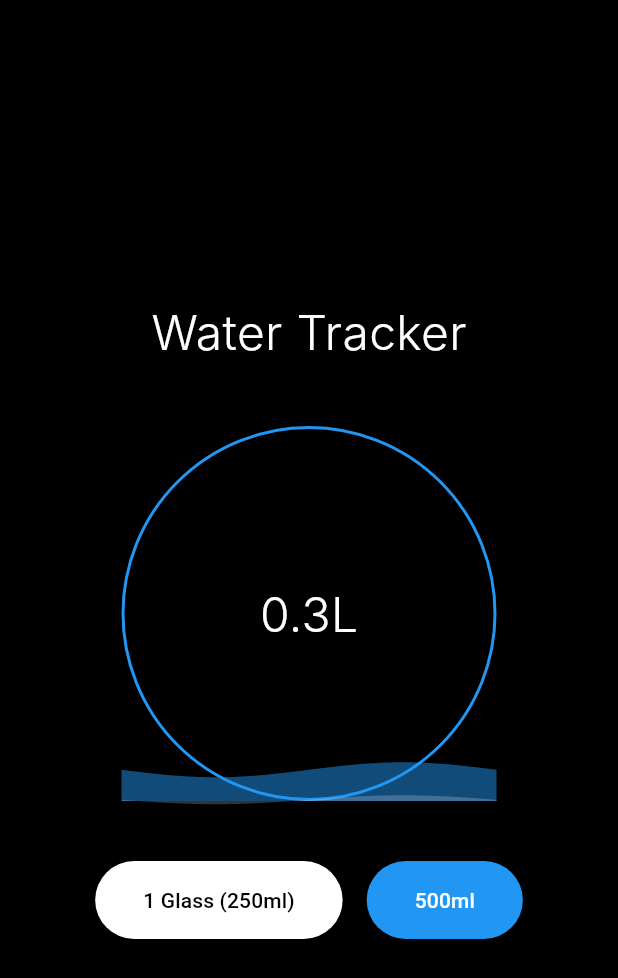
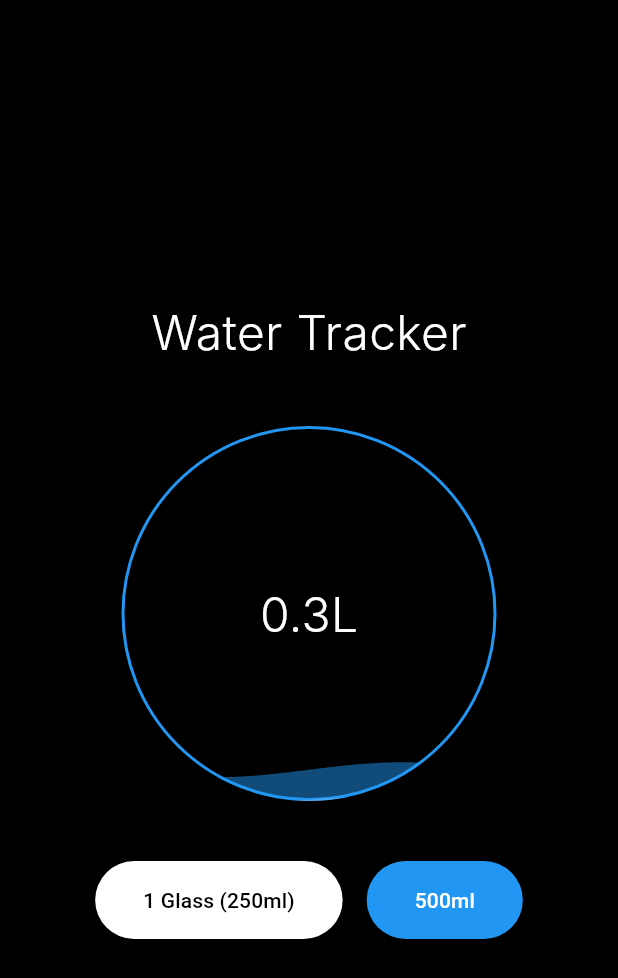
Before and after one commit to AyushZero/StreakZero, a Flutter app: the screen it shows after launch, after a tap on "1 Glass (250ml)", on a phone screen of 412 x 824 dp. Shown: the top 978 px of the screen. Run offline on Flutter 3.47's test engine with Material 3 defaults, Android fonts, the phone set to English and light mode, and no system bars; our stand-ins replace shared_preferences; Roboto replaces fonts that are missing (Inter).

Commit message:
Remodel 3.

```diff
--- a/lib/main.dart
+++ b/lib/main.dart
@@ -198,11 +198,16 @@ class WaterPainter extends CustomPainter {
     final center = Offset(size.width / 2, size.height / 2);
     final radius = size.width / 2;
 
-    // Create water path
-    final waterPath = Path();
+    // Create circular clip path
+    final clipPath = Path()
+      ..addOval(Rect.fromCircle(center: center, radius: radius));
+    canvas.clipPath(clipPath);
+
+    // Calculate water height
     final waterHeight = size.height * (1 - waterLevel);
 
-    // Draw water surface with wave effect
+    // Create water path with wave effect
+    final waterPath = Path();
     waterPath.moveTo(0, waterHeight);
 
     // Create wave effect
```
